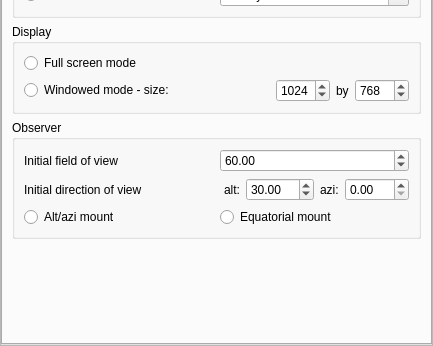
First picture: the form in src/gui/configurationDialog.ui, repository 519984307/stellarium_src, before the edit; both pictures show x 0 to 433 and y 162 to 508 of the 433 by 508 pixel window.
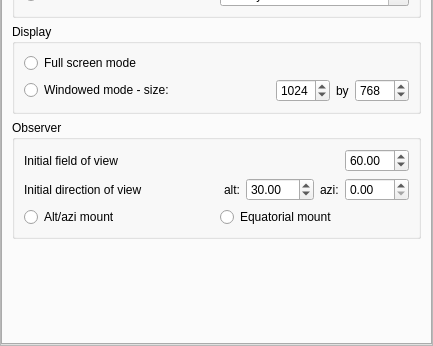
Second picture: the form after the edit. The open tabs and pages were chosen to show the change. Custom widgets are drawn as their Qt base class.

Commit message: testing configuration dialog update to config file (init_fov)

```diff
--- a/src/gui/configurationDialog.ui
+++ b/src/gui/configurationDialog.ui
@@ -405,6 +405,19 @@
                  </property>
                 </widget>
                </item>
+               <item>
+                <spacer name="horizontalSpacer_5" >
+                 <property name="orientation" >
+                  <enum>Qt::Horizontal</enum>
+                 </property>
+                 <property name="sizeHint" stdset="0" >
+                  <size>
+                   <width>40</width>
+                   <height>20</height>
+                  </size>
+                 </property>
+                </spacer>
+               </item>
                <item>
                 <widget class="QDoubleSpinBox" name="initFovSpinBox" >
                  <property name="whatsThis" >
```
Left out of the diff: 10 changed lines with no effect on the pictures. The commit also changes 3 other files.
